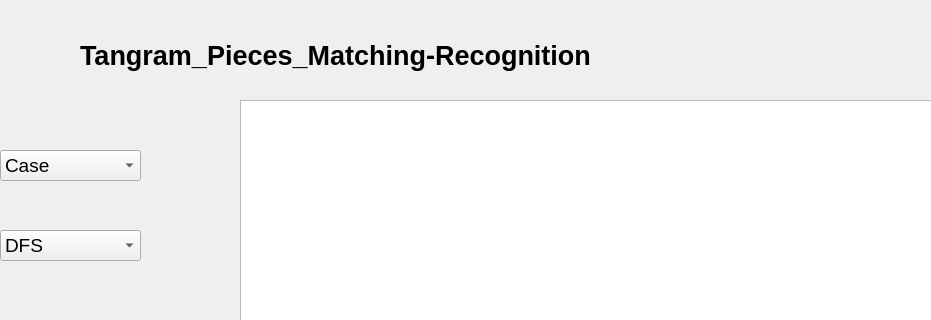
Above: Tangram/gui.ui from MUST-Quick-Fry/Tangram_Pieces_Matching_Recognition before the change; both pictures show x 130 to 1061 and y 0 to 320 of the 1395 by 815 pixel window. Below: the same form after it.
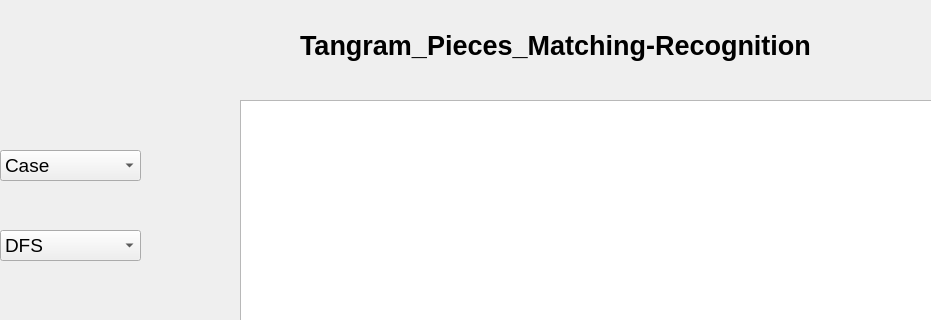
That is the form after the change.

What changed in the file:
```diff
--- a/Tangram/gui.ui
+++ b/Tangram/gui.ui
@@ -17,8 +17,8 @@
    <widget class="QLabel" name="label">
     <property name="geometry">
      <rect>
-      <x>210</x>
-      <y>20</y>
+      <x>430</x>
+      <y>10</y>
       <width>551</width>
       <height>71</height>
      </rect>
```
